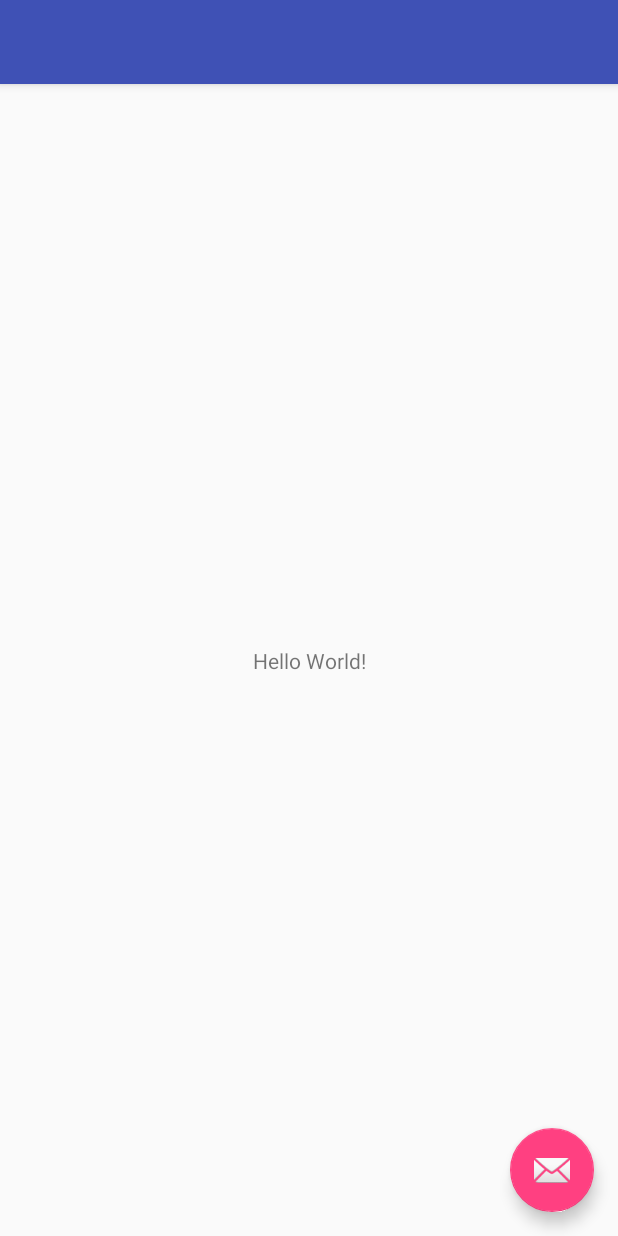
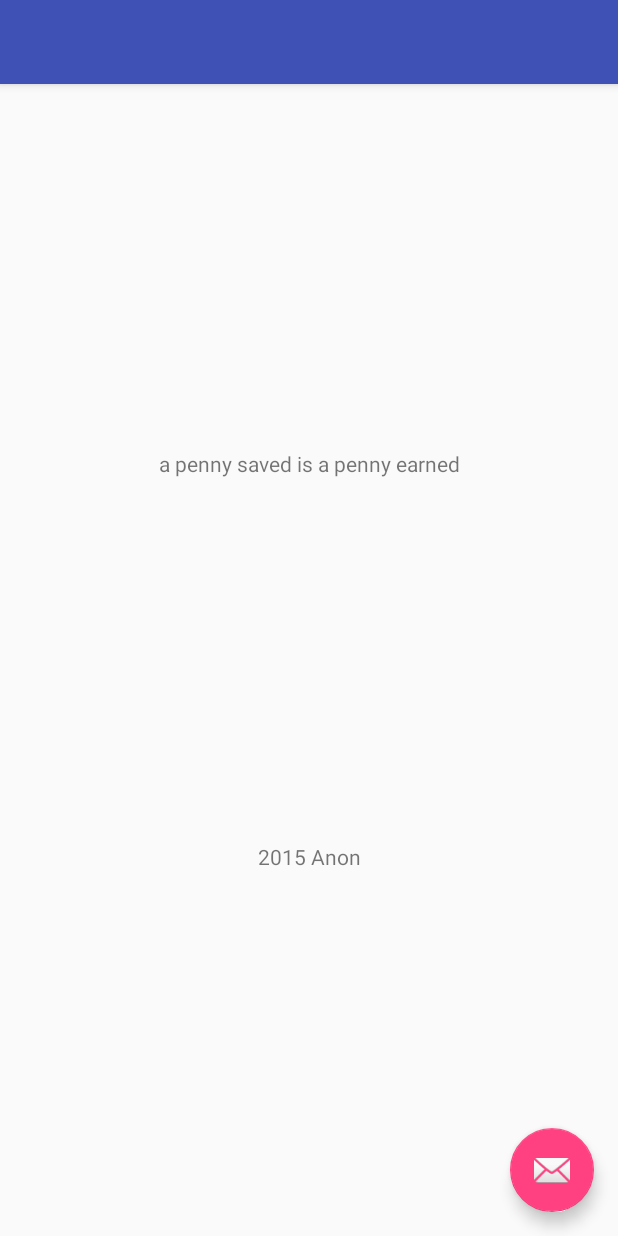
Before and after one commit to lakivisi-zz/fortuner, an Android app: the layout activity_main.xml on its own in the app's theme, with its tools: preview values and no code run, on a phone screen of 412 x 824 dp. Run offline under Robolectric (Android 15) with nearby library versions, the phone set to English and light mode, and no system bars.

Commit message:
Implement Main Activity view of data from the API ; uses RxJava, Room, Retrofit, MVVM

```diff
--- a/app/src/main/AndroidManifest.xml
+++ b/app/src/main/AndroidManifest.xml
@@ -10,7 +10,7 @@
         android:supportsRtl="true"
         android:theme="@style/AppTheme">
         <activity
-            android:name=".MainActivity"
+            android:name=".view.MainActivity"
             android:label="@string/app_name"
             android:theme="@style/AppTheme.NoActionBar">
             <intent-filter>
--- a/app/src/main/res/layout/activity_main.xml
+++ b/app/src/main/res/layout/activity_main.xml
@@ -1,10 +1,12 @@
 <?xml version="1.0" encoding="utf-8"?>
-<android.support.design.widget.CoordinatorLayout xmlns:android="http://schemas.android.com/apk/res/android"
+<layout xmlns:android="http://schemas.android.com/apk/res/android"
     xmlns:app="http://schemas.android.com/apk/res-auto"
-    xmlns:tools="http://schemas.android.com/tools"
+    xmlns:tools="http://schemas.android.com/tools">
+
+    <android.support.design.widget.CoordinatorLayout
         android:layout_width="match_parent"
         android:layout_height="match_parent"
-    tools:context=".MainActivity">
+        tools:context=".view.MainActivity">
 
         <android.support.design.widget.AppBarLayout
             android:layout_width="match_parent"
@@ -31,3 +33,4 @@
             app:srcCompat="@android:drawable/ic_dialog_email" />
 
     </android.support.design.widget.CoordinatorLayout>
+</layout>
--- a/app/src/main/res/layout/content_main.xml
+++ b/app/src/main/res/layout/content_main.xml
@@ -1,20 +1,34 @@
 <?xml version="1.0" encoding="utf-8"?>
-<android.support.constraint.ConstraintLayout xmlns:android="http://schemas.android.com/apk/res/android"
+<layout xmlns:android="http://schemas.android.com/apk/res/android"
     xmlns:app="http://schemas.android.com/apk/res-auto"
-    xmlns:tools="http://schemas.android.com/tools"
+    xmlns:tools="http://schemas.android.com/tools">
+
+    <android.support.constraint.ConstraintLayout
         android:layout_width="match_parent"
         android:layout_height="match_parent"
         app:layout_behavior="@string/appbar_scrolling_view_behavior"
-    tools:context=".MainActivity"
+        tools:context=".view.MainActivity"
         tools:showIn="@layout/activity_main">
 
         <TextView
+            android:id="@+id/fortune_text"
             android:layout_width="wrap_content"
             android:layout_height="wrap_content"
-        android:text="Hello World!"
-        app:layout_constraintBottom_toBottomOf="parent"
+            android:text="@string/default_fortune"
+            app:layout_constraintBottom_toTopOf="@id/writer_info"
             app:layout_constraintLeft_toLeftOf="parent"
             app:layout_constraintRight_toRightOf="parent"
             app:layout_constraintTop_toTopOf="parent" />
 
+        <TextView
+            android:id="@+id/writer_info"
+            android:layout_width="wrap_content"
+            android:layout_height="wrap_content"
+            android:text="@string/default_writer"
+            app:layout_constraintBottom_toBottomOf="parent"
+            app:layout_constraintLeft_toLeftOf="parent"
+            app:layout_constraintRight_toRightOf="parent"
+            app:layout_constraintTop_toBottomOf="@id/fortune_text" />
+
     </android.support.constraint.ConstraintLayout>
+</layout>
--- a/app/src/main/res/menu/menu_main.xml
+++ b/app/src/main/res/menu/menu_main.xml
@@ -1,7 +1,7 @@
 <menu xmlns:android="http://schemas.android.com/apk/res/android"
     xmlns:app="http://schemas.android.com/apk/res-auto"
     xmlns:tools="http://schemas.android.com/tools"
-    tools:context="com.andia.loice.fortuner.MainActivity">
+    tools:context="com.andia.loice.fortuner.view.MainActivity">
     <item
         android:id="@+id/action_settings"
         android:orderInCategory="100"
--- a/app/src/main/res/values/strings.xml
+++ b/app/src/main/res/values/strings.xml
@@ -1,4 +1,6 @@
 <resources>
     <string name="app_name">fortuner</string>
     <string name="action_settings">Settings</string>
+    <string name="default_fortune">a penny saved is a penny earned</string>
+    <string name="default_writer">2015 Anon</string>
 </resources>
```
Also changed, not shown: app/build.gradle (+74 -2 lines), app/src/main/java/com/andia/loice/fortuner/MainActivity.java (deleted, +0 -52 lines), app/src/main/java/com/andia/loice/fortuner/model/data/FortuneResponse.java (added, +19 -0 lines), app/src/main/java/com/andia/loice/fortuner/view/MainActivity.java (added, +101 -0 lines), build.gradle (+22 -0 lines). Lines whose indentation alone changed are shown as unchanged.
